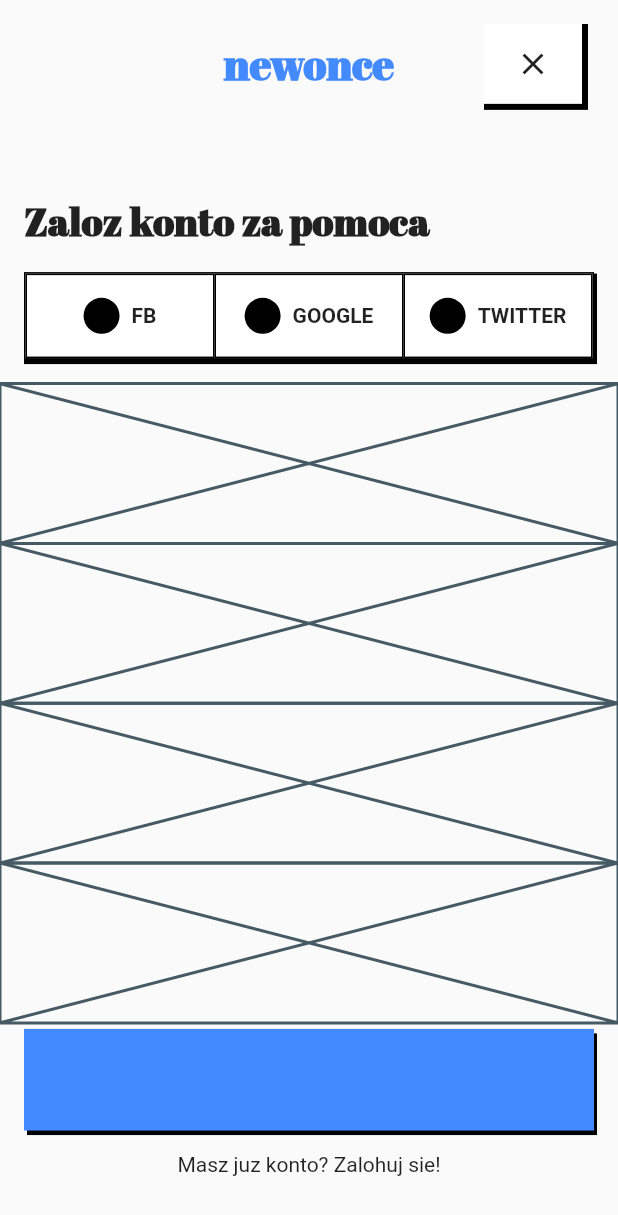
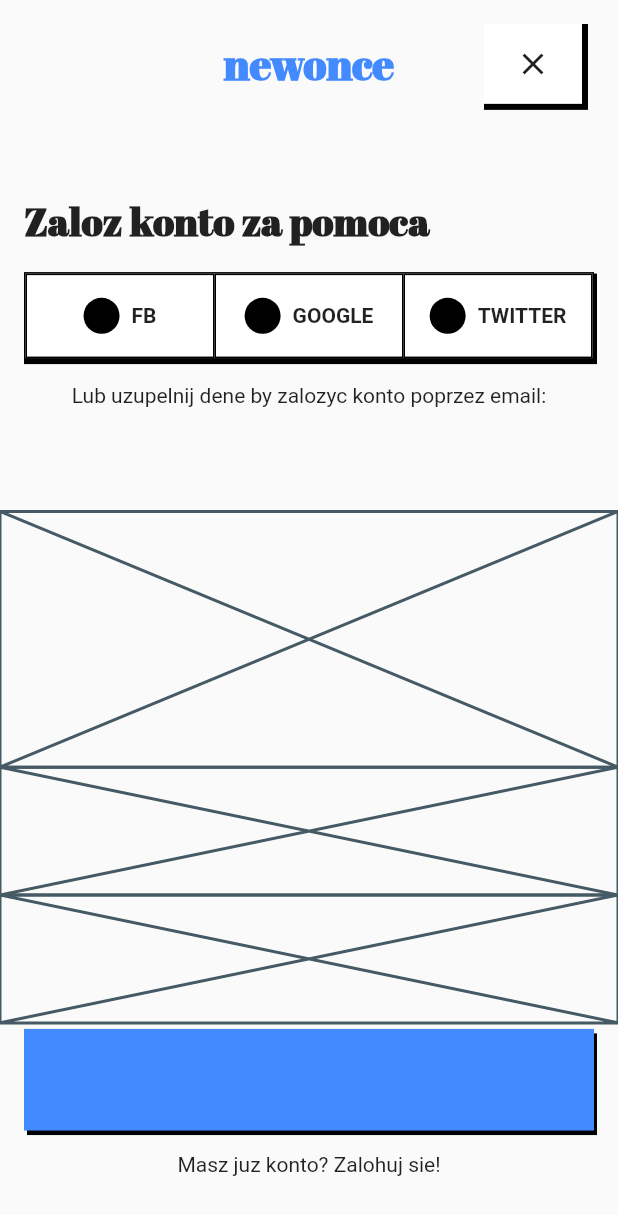
Before and after one commit to JAICHANGPARK/flutter_notebook_9th_story, a Flutter app: the screen it shows after launch, on a phone screen of 412 x 824 dp. Shown: the top 1215 px of the screen. Run offline on Flutter 3.47's test engine with Material 2 defaults, Android fonts, the phone set to English and light mode, and no system bars; our stand-ins replace badges, google_fonts.

Commit message:
Update new_once_login_page.dart

```diff
--- a/lib/ep612_newonce_app/new_once_login_page.dart
+++ b/lib/ep612_newonce_app/new_once_login_page.dart
@@ -148,9 +148,10 @@ class NewOnceLoginPage extends StatelessWidget {
               child: Column(
                 children: [
                   Expanded(
-                    child: Placeholder(),
+                    child: Text("Lub uzupelnij dene by zalozyc konto poprzez email:"),
                   ),
                   Expanded(
+                    flex: 2,
                     child: Placeholder(),
                   ),
                   Expanded(
```
